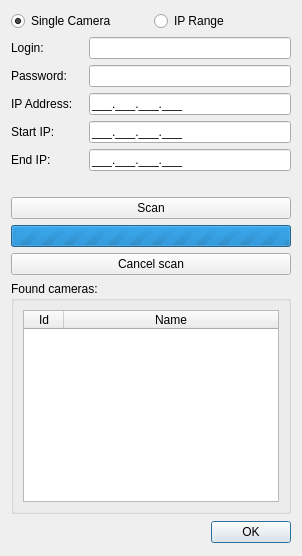
Old version of the form client/src/ui/dialogs/camera_addition_dialog.ui in the repository networkoptix/nx_open.
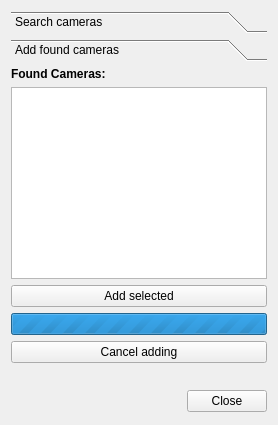
New version of the form. Custom widgets are drawn as their Qt base class.

Commit message:
Manual camera addition - two-step dialog
<==== Mercurial data ====>
Branch: master

What changed in the file:
```diff
--- a/client/src/ui/dialogs/camera_addition_dialog.ui
+++ b/client/src/ui/dialogs/camera_addition_dialog.ui
@@ -6,8 +6,8 @@
    <rect>
     <x>0</x>
     <y>0</y>
-    <width>315</width>
-    <height>573</height>
+    <width>287</width>
+    <height>475</height>
    </rect>
   </property>
   <property name="sizePolicy">
@@ -19,11 +19,50 @@
   <property name="windowTitle">
    <string>Add cameras...</string>
   </property>
-  <layout class="QVBoxLayout" name="verticalLayout">
+  <property name="modal">
+   <bool>true</bool>
+  </property>
+  <layout class="QVBoxLayout" name="verticalLayout_3">
    <property name="sizeConstraint">
     <enum>QLayout::SetFixedSize</enum>
    </property>
    <item>
+    <widget class="QToolBox" name="stagesToolBox">
+     <property name="sizePolicy">
+      <sizepolicy hsizetype="Preferred" vsizetype="Fixed">
+       <horstretch>0</horstretch>
+       <verstretch>0</verstretch>
+      </sizepolicy>
+     </property>
+     <property name="currentIndex">
+      <number>1</number>
+     </property>
+     <widget class="QWidget" name="searchPage">
+      <property name="geometry">
+       <rect>
+        <x>0</x>
+        <y>0</y>
+        <width>269</width>
+        <height>344</height>
+       </rect>
+      </property>
+      <property name="sizePolicy">
+       <sizepolicy hsizetype="Preferred" vsizetype="Fixed">
+        <horstretch>0</horstretch>
+        <verstretch>0</verstretch>
+       </sizepolicy>
+      </property>
+      <attribute name="label">
+       <string>Search cameras</string>
+      </attribute>
+      <layout class="QVBoxLayout" name="verticalLayout_2">
+       <property name="spacing">
+        <number>6</number>
+       </property>
+       <property name="margin">
+        <number>0</number>
+       </property>
+       <item>
     <layout class="QHBoxLayout" name="horizontalLayout">
      <item>
       <widget class="QRadioButton" name="singleRadioButton">
@@ -49,8 +88,40 @@
      <property name="fieldGrowthPolicy">
       <enum>QFormLayout::AllNonFixedFieldsGrow</enum>
      </property>
+         <item row="0" column="0">
+          <widget class="QLabel" name="loginLabel">
+           <property name="sizePolicy">
+            <sizepolicy hsizetype="Preferred" vsizetype="Fixed">
+             <horstretch>0</horstretch>
+             <verstretch>0</verstretch>
+            </sizepolicy>
+           </property>
+           <property name="minimumSize">
+            <size>
+             <width>72</width>
+             <height>0</height>
+            </size>
+           </property>
+           <property name="text">
+            <string>Login:</string>
+           </property>
+          </widget>
+         </item>
+         <item row="0" column="1">
+          <widget class="QLineEdit" name="loginLineEdit">
+           <property name="placeholderText">
+            <string>admin</string>
+           </property>
+          </widget>
+         </item>
      <item row="1" column="0">
       <widget class="QLabel" name="passwordLabel">
+           <property name="sizePolicy">
+            <sizepolicy hsizetype="Preferred" vsizetype="Fixed">
+             <horstretch>0</horstretch>
+             <verstretch>0</verstretch>
+            </sizepolicy>
+           </property>
        <property name="minimumSize">
         <size>
          <width>72</width>
@@ -63,10 +134,20 @@
       </widget>
      </item>
      <item row="1" column="1">
-      <widget class="QLineEdit" name="passwordLineEdit"/>
+          <widget class="QLineEdit" name="passwordLineEdit">
+           <property name="placeholderText">
+            <string>admin</string>
+           </property>
+          </widget>
      </item>
      <item row="2" column="0">
       <widget class="QLabel" name="iPAddressLabel">
+           <property name="sizePolicy">
+            <sizepolicy hsizetype="Preferred" vsizetype="Fixed">
+             <horstretch>0</horstretch>
+             <verstretch>0</verstretch>
+            </sizepolicy>
+           </property>
        <property name="minimumSize">
         <size>
          <width>72</width>
@@ -90,6 +171,12 @@
      </item>
      <item row="3" column="0">
       <widget class="QLabel" name="startIPLabel">
+           <property name="sizePolicy">
+            <sizepolicy hsizetype="Preferred" vsizetype="Fixed">
+             <horstretch>0</horstretch>
+             <verstretch>0</verstretch>
+            </sizepolicy>
+           </property>
        <property name="minimumSize">
         <size>
          <width>72</width>
@@ -113,6 +200,12 @@
      </item>
      <item row="4" column="0">
       <widget class="QLabel" name="endIPLabel">
+           <property name="sizePolicy">
+            <sizepolicy hsizetype="Preferred" vsizetype="Fixed">
+             <horstretch>0</horstretch>
+             <verstretch>0</verstretch>
+            </sizepolicy>
+           </property>
        <property name="minimumSize">
         <size>
          <width>72</width>
@@ -152,13 +245,6 @@
      </item>
     </layout>
    </item>
-   <item>
-    <widget class="QLabel" name="validateLabel">
-     <property name="text">
-      <string/>
-     </property>
-    </widget>
-   </item>
    <item>
     <widget class="QPushButton" name="scanButton">
      <property name="text">
@@ -184,17 +270,55 @@
     </widget>
    </item>
    <item>
-    <widget class="QGroupBox" name="camerasGroupBox">
+        <widget class="QLabel" name="validateLabelSearch">
      <property name="sizePolicy">
       <sizepolicy hsizetype="Preferred" vsizetype="Fixed">
        <horstretch>0</horstretch>
        <verstretch>0</verstretch>
       </sizepolicy>
      </property>
-     <property name="title">
-      <string>Found cameras:</string>
-     </property>
-     <layout class="QHBoxLayout" name="horizontalLayout_3">
+         <property name="text">
+          <string/>
+         </property>
+        </widget>
+       </item>
+      </layout>
+     </widget>
+     <widget class="QWidget" name="addPage">
+      <property name="geometry">
+       <rect>
+        <x>0</x>
+        <y>0</y>
+        <width>269</width>
+        <height>335</height>
+       </rect>
+      </property>
+      <property name="sizePolicy">
+       <sizepolicy hsizetype="Preferred" vsizetype="Fixed">
+        <horstretch>0</horstretch>
+        <verstretch>0</verstretch>
+       </sizepolicy>
+      </property>
+      <attribute name="label">
+       <string>Add found cameras</string>
+      </attribute>
+      <layout class="QVBoxLayout" name="verticalLayout_7">
+       <property name="margin">
+        <number>0</number>
+       </property>
+       <item>
+        <widget class="QLabel" name="labelAddCameras">
+         <property name="sizePolicy">
+          <sizepolicy hsizetype="Preferred" vsizetype="Fixed">
+           <horstretch>0</horstretch>
+           <verstretch>0</verstretch>
+          </sizepolicy>
+         </property>
+         <property name="text">
+          <string>&lt;b&gt;Found Cameras:&lt;/b&gt;</string>
+         </property>
+        </widget>
+       </item>
       <item>
        <widget class="QTableWidget" name="camerasTable">
         <property name="sizePolicy">
@@ -213,10 +337,10 @@
          <number>0</number>
         </property>
         <property name="columnCount">
-         <number>2</number>
+          <number>4</number>
         </property>
         <attribute name="horizontalHeaderVisible">
-         <bool>true</bool>
+          <bool>false</bool>
         </attribute>
         <attribute name="horizontalHeaderCascadingSectionResizes">
          <bool>true</bool>
@@ -235,7 +359,7 @@
         </attribute>
         <column>
          <property name="text">
-          <string>Id</string>
+           <string>Add</string>
          </property>
         </column>
         <column>
@@ -243,9 +367,57 @@
           <string>Name</string>
          </property>
         </column>
+         <column>
+          <property name="text">
+           <string>Manuf.</string>
+          </property>
+         </column>
+         <column>
+          <property name="text">
+           <string>Url</string>
+          </property>
+         </column>
+        </widget>
+       </item>
+       <item>
+        <widget class="QPushButton" name="addButton">
+         <property name="text">
+          <string>Add selected</string>
+         </property>
+        </widget>
+       </item>
+       <item>
+        <widget class="QProgressBar" name="addProgressBar">
+         <property name="maximum">
+          <number>0</number>
+         </property>
+         <property name="value">
+          <number>-1</number>
+         </property>
+        </widget>
+       </item>
+       <item>
+        <widget class="QPushButton" name="stopAddButton">
+         <property name="text">
+          <string>Cancel adding</string>
+         </property>
+        </widget>
+       </item>
+       <item>
+        <widget class="QLabel" name="validateLabelAdd">
+         <property name="sizePolicy">
+          <sizepolicy hsizetype="Preferred" vsizetype="Fixed">
+           <horstretch>0</horstretch>
+           <verstretch>0</verstretch>
+          </sizepolicy>
+         </property>
+         <property name="text">
+          <string/>
+         </property>
        </widget>
       </item>
      </layout>
+     </widget>
     </widget>
    </item>
    <item>
@@ -257,7 +429,7 @@
       </size>
      </property>
      <property name="standardButtons">
-      <set>QDialogButtonBox::Ok</set>
+      <set>QDialogButtonBox::Close</set>
      </property>
      <property name="centerButtons">
       <bool>false</bool>
```
Left out of the diff: 27 changed lines with no effect on the pictures. Lines whose indentation alone changed are shown as unchanged. The commit also changes 9 other files.
